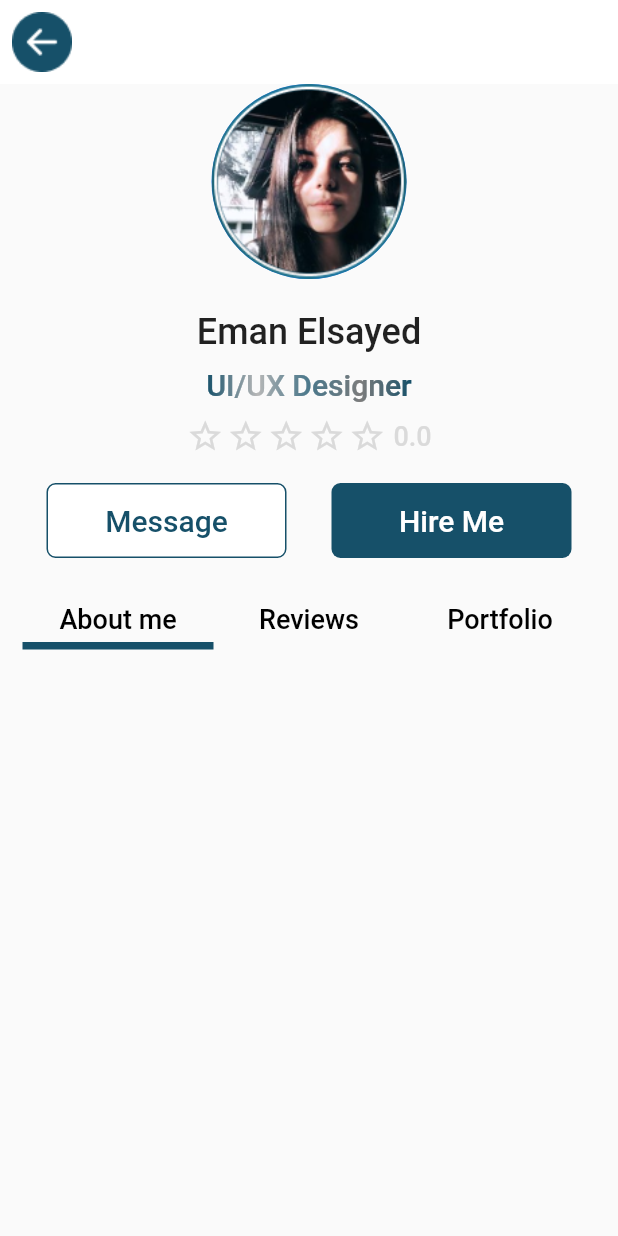
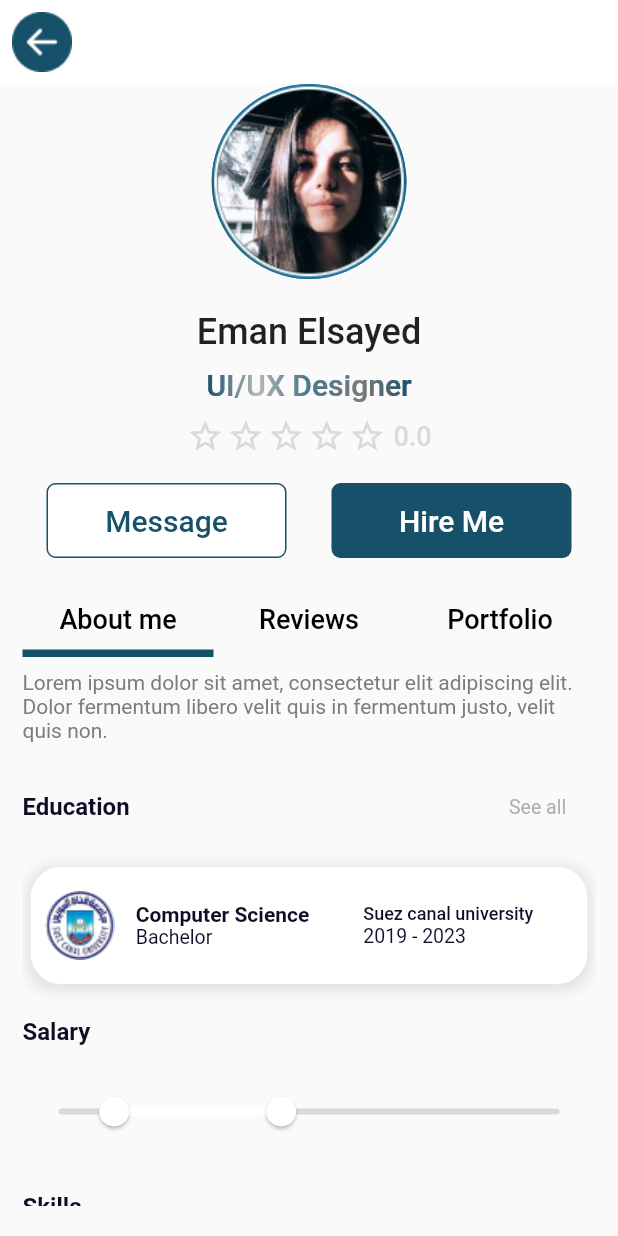
Before and after one commit to SalmaNada5/Task-Tech, a Flutter app: the ProfileScreen screen opened directly, on a phone screen of 412 x 824 dp. Run offline on Flutter 3.47's test engine with Material 2 defaults, Android fonts, the phone set to English and light mode, and no system bars; drawn by our look-alikes of simple_gradient_text; our stand-ins replace another_xlider, dotted_border, file_picker, google_fonts, smooth_page_indicator, smooth_star_rating_null_safety and 1 more; missing offline and left inert: flutter_rounded_progress_bar.

Commit message:
added create profile folder

```diff
--- /dev/null
+++ b/lib/presentation/create_profile/aboutmePage.dart
@@ -0,0 +1,328 @@
+
+import 'package:another_xlider/another_xlider.dart';
+import 'package:flutter/cupertino.dart';
+import 'package:flutter/material.dart';
+import 'package:syncfusion_flutter_sliders/sliders.dart';
+
+import '../../constants/colors.dart';
+
+class AboutmePage extends StatefulWidget {
+  const AboutmePage({Key? key}) : super(key: key);
+
+  @override
+  State<AboutmePage> createState() => _AboutmePageState();
+}
+
+class _AboutmePageState extends State<AboutmePage> {
+  SfRangeValues _values = SfRangeValues(2000, 5000);
+  RangeValues currentSliderValue = const RangeValues(2000, 5000);
+  double _uppervalue = 10000;
+  double _lowervalue = 500;
+  @override
+  Widget build(BuildContext context) {
+
+    return Center(
+      child: SingleChildScrollView(
+        child: Column(
+
+          crossAxisAlignment: CrossAxisAlignment.start,
+          children: [
+            Text('Lorem ipsum dolor sit amet, consectetur elit adipiscing'
+                ' elit. Dolor fermentum libero velit quis in fermentum justo, '
+                'velit quis non.',
+              style: TextStyle(
+                  fontSize: 14,
+                  fontWeight: FontWeight.w400,
+                  color: Color.fromRGBO(124, 124, 124, 1)
+              ),),
+            SizedBox(height: 19,),
+            Row(
+              children: [
+                Text('Education',style: TextStyle(
+                    fontWeight: FontWeight.w600,
+                    fontSize: 16,
+                    color: Color.fromRGBO(13, 13, 38, 1)
+                ),),
+                SizedBox(width: 240,),
+                TextButton(
+                  onPressed: () {  },
+                  child: Text('See all',
+                    style: TextStyle(
+                        fontWeight: FontWeight.w400,
+                        fontSize: 13,
+                        color: Color.fromRGBO(175, 176, 182, 1)
+                    ), ),
+                )
+              ],
+            ),
+            SizedBox(height: 16,),
+            Center(
+              child: Container(
+                height: 78,
+
+                width: 371,
+                decoration: BoxDecoration(
+
+                    borderRadius: BorderRadius.circular(20),
+                    color: Color.fromRGBO(255, 255, 255, 1),
+                    boxShadow: [
+                      BoxShadow(
+                          color: Color.fromRGBO(224, 224, 224, 0.9),
+                          spreadRadius:3,
+                          blurRadius: 7,
+                          offset: Offset(0,2)
+                      )
+                    ]
+
+                ),
+                child: Padding(
+                  padding: EdgeInsetsDirectional.only(start: 10, end: 10),
+                  child: Row(
+                    children: [
+                      CircleAvatar(
+                          radius: 23,
+                          backgroundImage: AssetImage(
+                              'images/suez canal.png'
+                          )
+                      ),
+                      SizedBox(width: 14,),
+                      Column(
+                        crossAxisAlignment: CrossAxisAlignment.start,
+                        mainAxisAlignment: MainAxisAlignment.center,
+                        children: [
+                          Text('Computer Science',
+                            style: TextStyle(
+                                fontWeight: FontWeight.w600,
+                                fontSize: 14,
+                                color: Color.fromRGBO(13, 13, 38, 1)
+                            ),),
+                          Text('Bachelor',
+                            style: TextStyle(
+                                fontWeight: FontWeight.w400,
+                                fontSize: 13,
+                                color: Color.fromRGBO(13, 13, 38, 1)
+                            ),)
+                        ],
+                      ),
+                      SizedBox(width: 36,),
+                      Column(
+                        crossAxisAlignment: CrossAxisAlignment.start,
+                        mainAxisAlignment: MainAxisAlignment.center,
+                        children: [
+                          Text('Suez canal university',
+                            style: TextStyle(
+                                fontWeight: FontWeight.w500,
+                                fontSize: 12,
+                                color: Color.fromRGBO(13, 13, 38, 1)
+                            ),),
+                          Text('2019 - 2023',
+                            style: TextStyle(
+                                fontWeight: FontWeight.w400,
+                                fontSize: 13,
+                                color: Color.fromRGBO(13, 13, 38, 1)
+                            ),)
+                        ],
+                      )
+
+                    ],
+                  ),
+                ),
+              ),
+            ),
+            SizedBox(height: 22,),
+            Text('Salary',
+              style: TextStyle(
+                  fontWeight: FontWeight.w600,
+                  fontSize: 16,
+                  color: Color.fromRGBO(13, 13, 38, 1)
+              ),),
+            SizedBox(height: 20,),
+            /*SliderTheme(
+                                         data: SliderThemeData(
+                                           activeTrackColor: Color.fromRGBO(22, 80, 105, 1),
+                                           inactiveTrackColor: Color.fromRGBO(217, 217, 217, 1),
+                                           thumbColor: Color.fromRGBO(22, 80, 105, 1),
+
+                                           //thumbShape: RoundRangeSliderThumbShape()
+                                         ),
+                                         child: RangeSlider(
+                                             values: currentSliderValue,
+                                             max: 10000,
+
+                                             labels: RangeLabels(
+                                               currentSliderValue.start.round().toString(),
+                                               currentSliderValue.end.round().toString()
+                                             ),
+                                             onChanged: (RangeValues values){
+                                               setState(() {
+                                                 currentSliderValue = values;
+                                               });
+                                             }),
+                                       ),*/
+            SfRangeSlider(
+              inactiveColor: Color.fromRGBO(217, 217, 217, 1),
+              activeColor: white,
+               min: 1000,
+              max: 10000,
+              //enableTooltip: true,
+              shouldAlwaysShowTooltip: true,
+              labelPlacement: LabelPlacement.betweenTicks,
+              values: _values,
+              minorTicksPerInterval: 500,
+              stepSize: 500,
+              thumbShape: SfThumbShape(),
+              endThumbIcon: Icon(Icons.radio_button_checked,
+                color: Color.fromRGBO(22, 80, 105, 1),
+              ),
+              startThumbIcon: Icon(Icons.radio_button_checked,
+                color: Color.fromRGBO(22, 80, 105, 1),
+              ),
+              onChanged: (SfRangeValues values) {
+                setState(() {
+                  _values =values;
+                });
+                },
+                                       )
+
+            /*FlutterSlider(
+              values: [500,1500,2000, 10000],
+              rangeSlider: true,
+              min: 0,
+              max: 10000,
+              selectByTap: true,
+              jump: true,
+              //step: FlutterSliderStep(step: 500),
+              handlerAnimation: FlutterSliderHandlerAnimation(
+                  curve: Curves.elasticOut,
+                  reverseCurve: null,
+                  duration: Duration(milliseconds: 700),
+                  scale: 1.4),
+
+              handler: FlutterSliderHandler(
+                decoration: BoxDecoration(color: Colors.transparent),
+                child: Icon(Icons.radio_button_checked,
+                  color: Color.fromRGBO(22, 80, 105, 1), size: 24,),
+              ),
+              rightHandler: FlutterSliderHandler(
+                decoration: BoxDecoration(color: Colors.transparent),
+                child: Icon(Icons.radio_button_checked,
+                  color: Color.fromRGBO(22, 80, 105, 1), size: 24,),
+              ),
+              tooltip: FlutterSliderTooltip(
+
+                  leftSuffix: Icon(Icons.attach_money, size: 14,
+                    weight:500,
+                    color: Color.fromRGBO(177, 177, 177, 1),),
+                  rightSuffix:Icon(Icons.attach_money, size: 14,
+                    weight:500,
+                    color: Color.fromRGBO(177, 177, 177, 1),) ,
+                  alwaysShowTooltip: true,
+                 custom: (value) {
+                    return Text(value.toString()+'\$',
+                      style: TextStyle(
+                      fontSize: 14,
+                      fontWeight: FontWeight.w500,
+                      color: Color.fromRGBO(177, 177, 177, 1),
+                    ),);
+            }
+              ),
+              trackBar: FlutterSliderTrackBar(
+
+                activeTrackBarHeight: 5,
+                inactiveTrackBarHeight: 5,
+                inactiveTrackBar: BoxDecoration(
+                  color: Color.fromRGBO(217, 217, 217, 1),
+                    borderRadius: BorderRadius.circular(2),
+
+              ),
+                activeTrackBar: BoxDecoration(
+                    borderRadius: BorderRadius.circular(2),
+                    color: Color.fromRGBO(22, 80, 105, 1)
+                )
+              ),
+
+              disabled: false,
+
+              onDragging: (handlerIndex, lowervalue, uppervalue){
+                _lowervalue = lowervalue;
+                _uppervalue = uppervalue;
+                setState(() {
+
+                });
+              },
+            )*/,
+            SizedBox(height: 30,),
+            Text('Skills',
+              style: TextStyle(
+                  fontWeight: FontWeight.w600,
+                  fontSize: 16,
+                  color: Color.fromRGBO(13, 13, 38, 1)
+              ),),
+            SizedBox(height: 16,),
+            Row(
+              children: [
+                Container(
+                  height: 32,
+                  width: 103,
+                  decoration: BoxDecoration(
+                    color: const Color.fromRGBO(206, 218, 223, 1),
+                    borderRadius: BorderRadius.circular(8),
+                  ),
+                  child: MaterialButton(
+                      onPressed: () {
+                        print('click');
+                      },
+                      child:Text(
+                        'UI/ UX Design',
+                        style: TextStyle(fontSize: 11.5,
+                            color: primaryLightColor,
+                            fontWeight: FontWeight.w400),
+                      )
+                  ),
+                ),
+                SizedBox(width: 17,),
+                Container(
+                  height: 32,
+                  width: 103,
+                  decoration: BoxDecoration(
+                    color: const Color.fromRGBO(206, 218, 223, 1),
+                    borderRadius: BorderRadius.circular(8),
+                  ),
+                  child: MaterialButton(
+                      onPressed: () {},
+                      child:Text(
+                        'Interfaces',
+                        style: TextStyle(fontSize: 11.5,
+                            color: primaryLightColor,
+                            fontWeight: FontWeight.w400),
+                      )
+                  ),
+                ),
+                SizedBox(width: 17,),
+                Container(
+                  height: 32,
+                  width: 103,
+                  decoration: BoxDecoration(
+                    color: const Color.fromRGBO(206, 218, 223, 1),
+                    borderRadius: BorderRadius.circular(8),
+                  ),
+                  child: MaterialButton(
+                      onPressed: () {},
+                      child:Text(
+                        'Web Design',
+                        style: TextStyle(fontSize: 11.5,
+                            color: primaryLightColor,
+                            fontWeight: FontWeight.w400),
+                      )
+                  ),
+                ),
+              ],
+            )
+
+
+          ],
+        ),
+      ),
+    ) ;
+  }
+}
--- a/lib/presentation/screens/bio_screen.dart
+++ b/lib/presentation/create_profile/bio_screen.dart
@@ -1,6 +1,6 @@
 import 'package:flutter/material.dart';
 import 'package:task_tech/constants/colors.dart';
-import 'package:task_tech/presentation/screens/salary_screen.dart';
+import 'package:task_tech/presentation/create_profile/salary_screen.dart';
 
 import 'appBarWidget.dart';
 
--- a/lib/presentation/screens/createProfile.dart
+++ b/lib/presentation/create_profile/createProfile.dart
@@ -2,7 +2,7 @@ import 'package:flutter/cupertino.dart';
 import 'package:flutter/material.dart';
 import 'package:intl/intl.dart';
 import 'package:task_tech/constants/colors.dart';
-import 'package:task_tech/presentation/screens/skills_screen.dart';
+import 'package:task_tech/presentation/create_profile/skills_screen.dart';
 
 import 'appBarWidget.dart';
 import 'package:flutter/material.dart';
--- a/lib/presentation/screens/education_screen.dart
+++ b/lib/presentation/create_profile/education_screen.dart
@@ -4,7 +4,7 @@ import 'package:dotted_border/dotted_border.dart';
 import 'package:file_picker/file_picker.dart';
 import 'package:flutter/cupertino.dart';
 import 'package:flutter/material.dart';
-import 'package:task_tech/presentation/screens/appBarWidget.dart';
+import 'package:task_tech/presentation/create_profile/appBarWidget.dart';
 
 import '../../constants/colors.dart';
 
--- a/lib/presentation/screens/profile_screen.dart
+++ b/lib/presentation/create_profile/profile_screen.dart
@@ -1,8 +1,14 @@
+import 'package:another_xlider/another_xlider.dart';
 import 'package:flutter/cupertino.dart';
 import 'package:flutter/material.dart';
 import 'package:simple_gradient_text/simple_gradient_text.dart';
 import 'package:smooth_star_rating_null_safety/smooth_star_rating_null_safety.dart';
+import 'package:syncfusion_flutter_sliders/sliders.dart';
 import 'package:task_tech/constants/colors.dart';
+import 'package:task_tech/presentation/create_profile/portfolioPage.dart';
+import 'package:task_tech/presentation/create_profile/reviewPage.dart';
+
+import 'aboutmePage.dart';
 
 class ProfileScreen extends StatefulWidget {
   const ProfileScreen({Key? key}) : super(key: key);
@@ -11,8 +17,20 @@ class ProfileScreen extends StatefulWidget {
   _ProfileScreenState createState() => _ProfileScreenState();
 }
 
-class _ProfileScreenState extends State<ProfileScreen> {
+class _ProfileScreenState extends State<ProfileScreen>
+with SingleTickerProviderStateMixin{
+
   var rating = 0.0;
+   TabController? _tabController;
+
+
+  @override
+  void initState() {
+     _tabController = new TabController(length: 3, vsync: this);
+    super.initState();
+  }
+
+
   @override
   Widget build(BuildContext context) {
     return DefaultTabController(length: 3,
@@ -36,6 +54,7 @@ var rating = 0.0;
                     bottom: 20
                 ),
                 child: Column(
+                  mainAxisSize: MainAxisSize.min,
                   children: [
                     CircleAvatar(
 
@@ -149,6 +168,7 @@ var rating = 0.0;
                       ],
                     ),
                     SizedBox(height: 30,),
+
                          TabBar(
                              tabs:[
                                Text('About me',
@@ -174,9 +194,28 @@ var rating = 0.0;
                              ] ,
                              indicatorColor: Color.fromRGBO(22, 80, 105, 1),
                              indicatorWeight: 5,
-                      labelPadding: EdgeInsetsDirectional.only(bottom: 5),
+                             labelPadding: EdgeInsetsDirectional.only(bottom: 10),
+                           controller:_tabController ,
 
+
+                           ),
+                         SizedBox(height: 9,),
+                         Expanded(
+                           child: TabBarView(
+
+                             controller: _tabController,
+                             children: [
+                               AboutmePage(),
+                               ReviewPage(),
+                               //Test()
+                               PortfolioPage()
+
+
+
+                             ],
+                           ),
                          )
+
 
                   ],
                 )
--- a/lib/presentation/screens/salary_screen.dart
+++ b/lib/presentation/create_profile/salary_screen.dart
@@ -1,5 +1,5 @@
 import 'package:flutter/material.dart';
-import 'package:task_tech/presentation/screens/education_screen.dart';
+import 'package:task_tech/presentation/create_profile/education_screen.dart';
 
 import 'appBarWidget.dart';
 
--- a/lib/presentation/screens/skills_screen.dart
+++ b/lib/presentation/create_profile/skills_screen.dart
@@ -1,6 +1,6 @@
 import 'package:flutter/material.dart';
 import 'package:task_tech/constants/colors.dart';
-import 'package:task_tech/presentation/screens/bio_screen.dart';
+import 'package:task_tech/presentation/create_profile/bio_screen.dart';
 
 import 'appBarWidget.dart';
 
--- a/pubspec.yaml
+++ b/pubspec.yaml
@@ -22,6 +22,8 @@ dependencies:
   file_picker: ^5.2.4
   simple_gradient_text: ^1.2.4
   smooth_star_rating_null_safety: ^1.0.4+2
+  syncfusion_flutter_sliders: ^20.4.49
+  another_xlider: ^1.1.2
 
 
 
```
Also changed, not shown: lib/main.dart (+3 -4 lines), lib/presentation/create_profile/appBarWidget.dart (renamed from lib/presentation/screens/appBarWidget.dart, +5 -5 lines), lib/presentation/create_profile/portfolioPage.dart (added, +146 -0 lines), lib/presentation/create_profile/reviewPage.dart (added, +78 -0 lines), pubspec.lock, 1 other file. Lines whose indentation alone changed are shown as unchanged.
